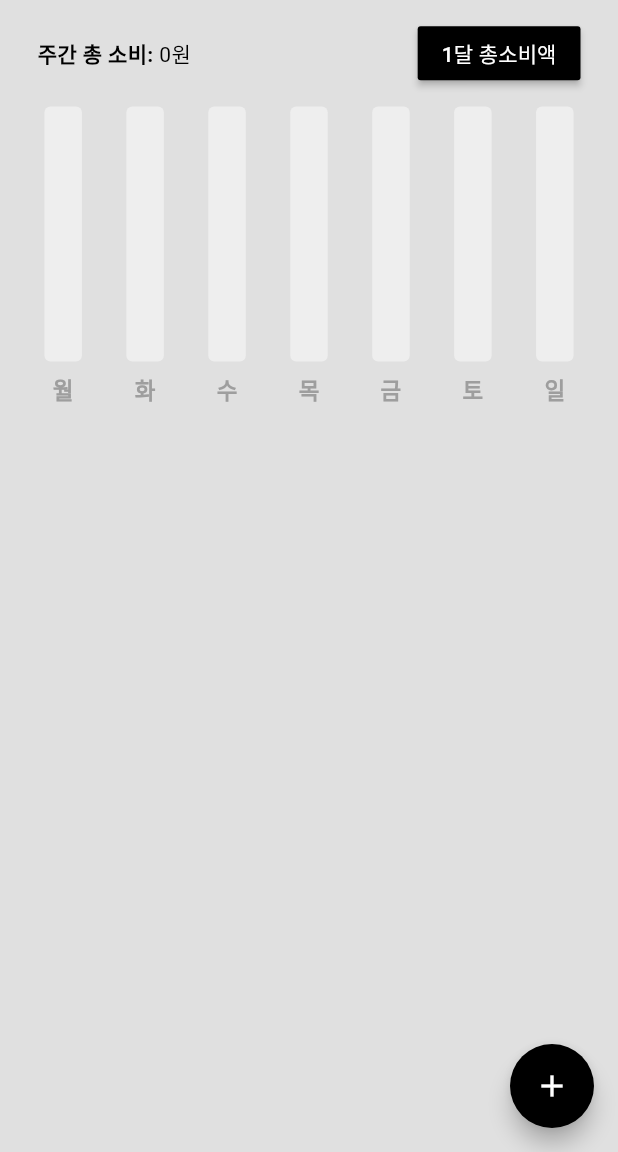
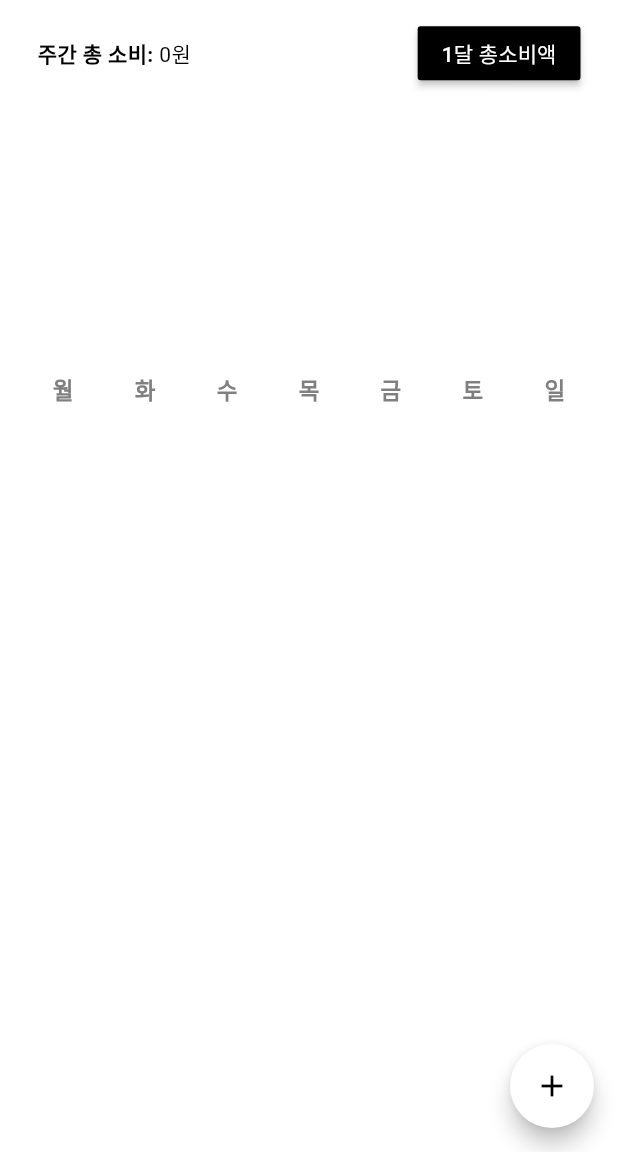
Before and after one commit to bwhy0315/ChashFlow, a Flutter app: the screen it shows after launch, in the side drawer, after a tap on "1달 총소비액", on a phone screen of 412 x 824 dp, the part 84-1236 px from its top. Run offline on Flutter 3.47's test engine with Material 3 defaults, Android fonts, the phone set to English and light mode, and no system bars; drawn by our look-alikes of fl_chart; our stand-ins replace flutter_slidable, hive_flutter, velocity_x; accounts and stored records are empty.

Commit message:
햄버거바 구성

```diff
--- a/lib/bar graph/bar_graph.dart
+++ b/lib/bar graph/bar_graph.dart
@@ -28,6 +28,9 @@ class BarGraph extends StatelessWidget {
 
   @override
   Widget build(BuildContext context) {
+
+    final styleBackground = Theme.of(context).colorScheme.background;
+    final stylePrimary = Theme.of(context).colorScheme.primary;
 
     BarData myBarData = BarData(
       sunAmount: sunAmount,
@@ -66,20 +69,19 @@ class BarGraph extends StatelessWidget {
                 barRods: [
                   BarChartRodData(
                     toY: data.y,
-                    color: Colors.grey[800],
+                    color: stylePrimary,
                     width: 25,
                     borderRadius: BorderRadius.circular(4),
                     backDrawRodData: BackgroundBarChartRodData(
                       show: true,
                       toY: maxY,
-                      color: Colors.grey[200]
+                      color: styleBackground
                     )
                   ),
                 ]
               )
             )
             .toList(),
-
       )
     );
   }
@@ -87,7 +89,7 @@ class BarGraph extends StatelessWidget {
 
 Widget getBottomTitles(double value, TitleMeta meta){
   const style = TextStyle(
-    color: Colors.grey,
+    color: Color.fromARGB(255, 127, 127, 127),
     fontWeight: FontWeight.bold,
     fontSize: 15
   );
--- /dev/null
+++ b/lib/components/drawer.dart
@@ -0,0 +1,61 @@
+import 'package:expence_tracker/screen/s_setting.dart';
+import 'package:flutter/material.dart';
+
+import '../oss_licenses_page.dart';
+import 'drawer_tile.dart';
+
+class MyDrawer extends StatefulWidget {
+  const MyDrawer({super.key});
+
+  @override
+  State<MyDrawer> createState() => _MyDrawerState();
+}
+
+class _MyDrawerState extends State<MyDrawer> {
+  @override
+  Widget build(BuildContext context) {
+    return Drawer(
+      backgroundColor: Theme.of(context).colorScheme.background,
+      child: Column(
+        children: [
+          DrawerHeader(
+            child: Icon(Icons.money)
+          ),
+          DrawerTile(
+            title: "H O M E",
+            leading: Icon(Icons.home),
+            onTap: () {
+              Navigator.pop(context);
+            },
+          ),
+          DrawerTile(
+            title: "S E T T I N G",
+            leading: Icon(Icons.settings),
+            onTap: () {
+              Navigator.pop(context);
+              Navigator.push(
+                context,
+                MaterialPageRoute(
+                  builder: (context) => const SettingScreen()
+                )
+              );
+            },
+          ),
+          DrawerTile(
+            title: "O P E N - S O U R C E       - L I C E N S E S",
+            leading: Icon(Icons.book),
+            onTap: () {
+              Navigator.pop(context);
+              Navigator.push(
+                context,
+                MaterialPageRoute(
+                  builder: (context) => OssLicensesPage()
+                )
+              );
+            },
+          ),
+        ],
+      )
+    );
+  }
+}
--- /dev/null
+++ b/lib/components/drawer_tile.dart
@@ -0,0 +1,24 @@
+import 'package:flutter/material.dart';
+import 'package:velocity_x/velocity_x.dart';
+
+class DrawerTile extends StatelessWidget {
+  final String title;
+  final Widget leading;
+  final VoidCallback? onTap;
+
+  const DrawerTile({
+    super.key,
+    required this.title,
+    required this.leading,
+    this.onTap
+  });
+
+  @override
+  Widget build(BuildContext context) {
+    return ListTile(
+      title: title.text.bold.textStyle(TextStyle(color: Theme.of(context).colorScheme.primary)).make(),
+      leading: leading,
+      onTap: onTap,
+    ).pOnly(left: 20);
+  }
+}
--- a/lib/components/expense_summary.dart
+++ b/lib/components/expense_summary.dart
@@ -34,6 +34,9 @@ class _ExpenseSummaryState extends State<ExpenseSummary> {
     String saturday = convertDateTimeToString(widget.startOfWeek.add(const Duration(days: 6)));
 
     var f = NumberFormat('###,###,###,###');
+    final styleBackground = Theme.of(context).colorScheme.background;
+    final stylePrimary = Theme.of(context).colorScheme.primary;
+
     return Consumer<ExpenseData>(
       builder: (context, value, child) => Column(
         children: [
@@ -57,8 +60,8 @@ class _ExpenseSummaryState extends State<ExpenseSummary> {
                     isTotal = !isTotal;
                   });
                 },
-                color: Colors.black,
-                child: Text(isTotal ? '1주 총소비액' : '1달 총소비액', style: const TextStyle(color: Colors.white),),
+                color: stylePrimary,
+                child: Text(isTotal ? '1주 총소비액' : '1달 총소비액', style: TextStyle(color: styleBackground),),
               ).pOnly(right: 25),
             ],
           ),
--- a/lib/components/expese_total_row.dart
+++ b/lib/components/expese_total_row.dart
@@ -6,17 +6,17 @@ class TotalExpensesRow extends StatelessWidget {
   final String amount;
 
   const TotalExpensesRow({
-    Key? key,
+    super.key,
     required this.label,
     required this.amount,
-  }) : super(key: key);
+  });
 
   @override
   Widget build(BuildContext context) {
     return Row(
       children: [
-        '$label: '.text.bold.make(),
-        '$amount원'.text.make(),
+        '$label: '.text.textStyle(TextStyle(color: Theme.of(context).colorScheme.primary)).bold.make(),
+        '$amount원'.text.textStyle(TextStyle(color: Theme.of(context).colorScheme.primary)).make(),
       ],
     ).p(25);
   }
--- a/lib/main.dart
+++ b/lib/main.dart
@@ -28,7 +28,7 @@
           create: (context) => ThemeProvider(),
         ),
       ],
-      child: MyApp(),
+      child:const MyApp(),
     ),
   );
 }
@@ -41,7 +41,7 @@
     return MaterialApp(
       debugShowCheckedModeBanner: false,
       theme: themeProvider.themeData,
-      home: HomeScreen(),
+      home:const HomeScreen(),
     );
   }
 }
--- a/lib/screen/s_home.dart
+++ b/lib/screen/s_home.dart
@@ -1,6 +1,7 @@
 import 'package:flutter/material.dart';
 import 'package:provider/provider.dart';
 import 'package:velocity_x/velocity_x.dart';
+import '../components/drawer.dart';
 import '../components/expense_dialog.dart';
 import '../components/expense_summary.dart';
 import '../components/expense_tile.dart';
@@ -62,51 +63,28 @@ class _HomeScreenState extends State<HomeScreen> {
 
   @override
   Widget build(BuildContext context) {
+    final styleBackground = Theme.of(context).colorScheme.background;
+    final stylePrimary = Theme.of(context).colorScheme.primary;
+
     return Consumer<ExpenseData>(
       builder: (context, value, child) => Scaffold(
-        backgroundColor: Colors.grey[300],
+        backgroundColor: Theme.of(context).colorScheme.background,
         floatingActionButton: FloatingActionButton(
-          shape: CircleBorder(),
-          backgroundColor: Colors.black,
+          shape:const CircleBorder(),
+          backgroundColor: styleBackground,
           onPressed: addNewExpense,
-          child:const  Icon(
+          child: Icon(
             Icons.add,
-            color: Colors.white
+            color: stylePrimary
             ),
         ),
         appBar: AppBar(
-          title: 'CashFlow'.text.white.make(),
+          title: 'CashFlow'.text.textStyle(TextStyle(color: stylePrimary)).white.make(),
           centerTitle: true,
-          backgroundColor: Colors.black,
-          iconTheme: const IconThemeData(color: Colors.white)
+          backgroundColor: stylePrimary,
+          iconTheme: IconThemeData(color: styleBackground)
         ),
-        drawer: Drawer(
-          shadowColor: Colors.white,
-          backgroundColor: Colors.white,
-          child: ListView(
-            padding: EdgeInsets.zero,
-            children: [
-              DrawerHeader(
-                child: 'white'.text.white.center.make(),
-                decoration: BoxDecoration(
-                  color: Colors.black,
-                ),
-              ),
-              ListTile(
-                title: Text('Item 1'),
-                onTap: () {
-                  Navigator.pop(context);
-                },
-              ),
-              ListTile(
-                title: Text('Item 2'),
-                onTap: () {
-                  Navigator.pop(context);
-                },
-              ),
-            ],
-          ),
-        ),
+        drawer: MyDrawer(),
         body: ListView(
           children: [
             // 지출
--- a/lib/theme/theme.dart
+++ b/lib/theme/theme.dart
@@ -3,8 +3,8 @@ import 'package:flutter/material.dart';
 ThemeData lightMode = ThemeData(
   brightness:  Brightness.light,
   colorScheme: const ColorScheme.light(
-    background: Colors.white70,
-    primary: Colors.white
+    background: Colors.white,
+    primary: Colors.black
   )
 );
 
@@ -12,6 +12,6 @@ ThemeData darkMode = ThemeData(
   brightness: Brightness.dark,
   colorScheme: const ColorScheme.dark(
     background: Colors.black,
-    primary: Color.fromARGB(255, 41, 41, 41)
+    primary: Colors.white
   )
 );
```
Also changed, not shown: lib/components/expense_dialog.dart (+9 -7 lines), lib/components/expense_tile.dart (+6 -7 lines), lib/screen/s_setting.dart (added, +30 -0 lines).
